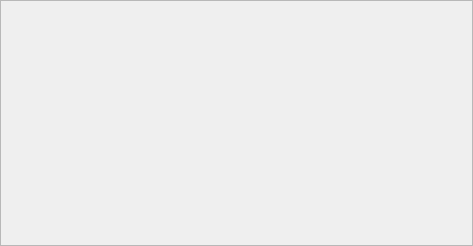
Qt form scripts/Widgets/StatusBar/PreferencesPage.ui (qcad/qcad) before a commit.
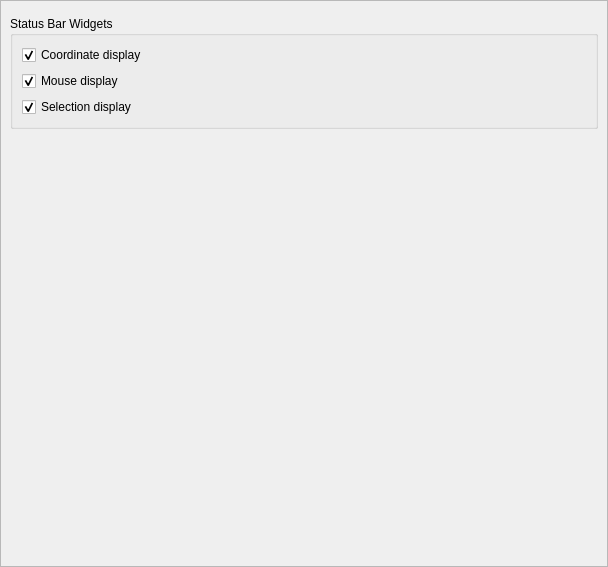
The same form after that commit. Custom widgets are drawn as their Qt base class.

Commit message:
add configuration option to show/hide status bar widgets
add RMdiArea for future use

```diff
--- a/scripts/Widgets/StatusBar/PreferencesPage.ui
+++ b/scripts/Widgets/StatusBar/PreferencesPage.ui
@@ -6,8 +6,8 @@
    <rect>
     <x>0</x>
     <y>0</y>
-    <width>473</width>
-    <height>246</height>
+    <width>608</width>
+    <height>567</height>
    </rect>
   </property>
   <property name="horizontalScrollBarPolicy">
@@ -24,8 +24,8 @@
     <rect>
      <x>0</x>
      <y>0</y>
-     <width>471</width>
-     <height>244</height>
+     <width>606</width>
+     <height>565</height>
     </rect>
    </property>
    <property name="sizePolicy">
@@ -34,7 +34,7 @@
      <verstretch>0</verstretch>
     </sizepolicy>
    </property>
-   <layout class="QVBoxLayout">
+   <layout class="QVBoxLayout" name="verticalLayout_2">
     <item>
      <widget class="RFontChooserWidget" name="Font" native="true">
       <property name="font">
@@ -48,6 +48,45 @@
       </property>
      </widget>
     </item>
+    <item>
+     <widget class="QGroupBox" name="groupBox">
+      <property name="title">
+       <string>Status Bar Widgets</string>
+      </property>
+      <layout class="QVBoxLayout" name="verticalLayout">
+       <item>
+        <widget class="QCheckBox" name="CoordinateDisplay">
+         <property name="text">
+          <string>Coordinate display</string>
+         </property>
+         <property name="checked">
+          <bool>true</bool>
+         </property>
+        </widget>
+       </item>
+       <item>
+        <widget class="QCheckBox" name="MouseDisplay">
+         <property name="text">
+          <string>Mouse display</string>
+         </property>
+         <property name="checked">
+          <bool>true</bool>
+         </property>
+        </widget>
+       </item>
+       <item>
+        <widget class="QCheckBox" name="SelectionDisplay">
+         <property name="text">
+          <string>Selection display</string>
+         </property>
+         <property name="checked">
+          <bool>true</bool>
+         </property>
+        </widget>
+       </item>
+      </layout>
+     </widget>
+    </item>
     <item>
      <spacer name="verticalSpacer">
       <property name="orientation">
```
The commit also changes 28 other files.
